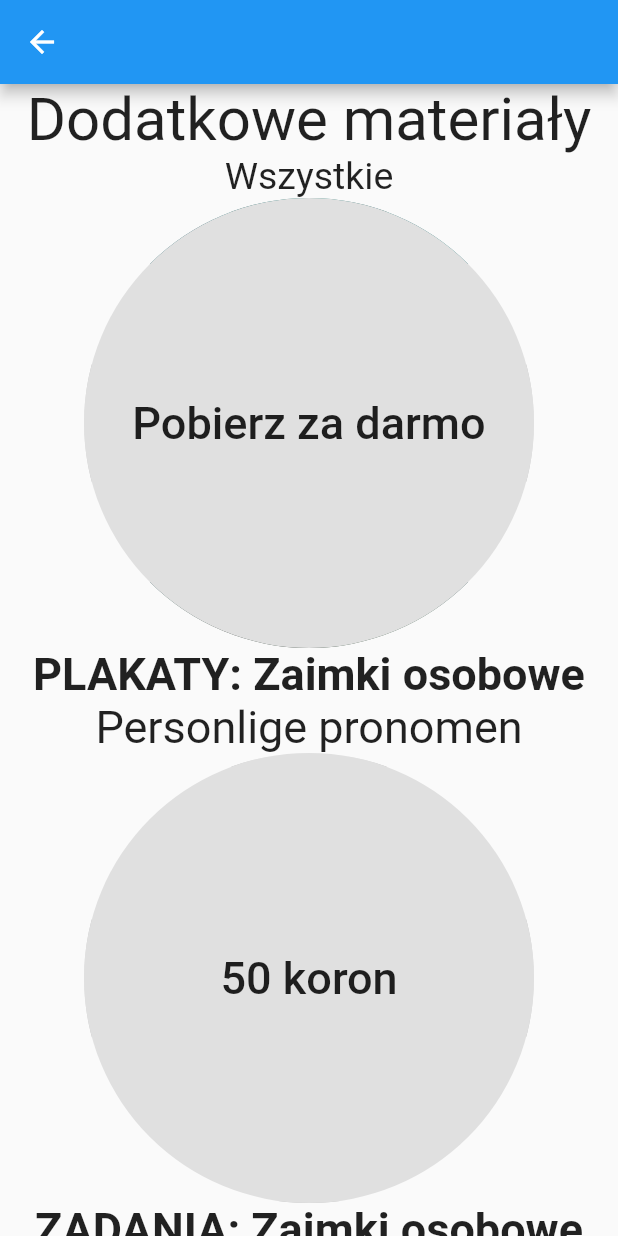
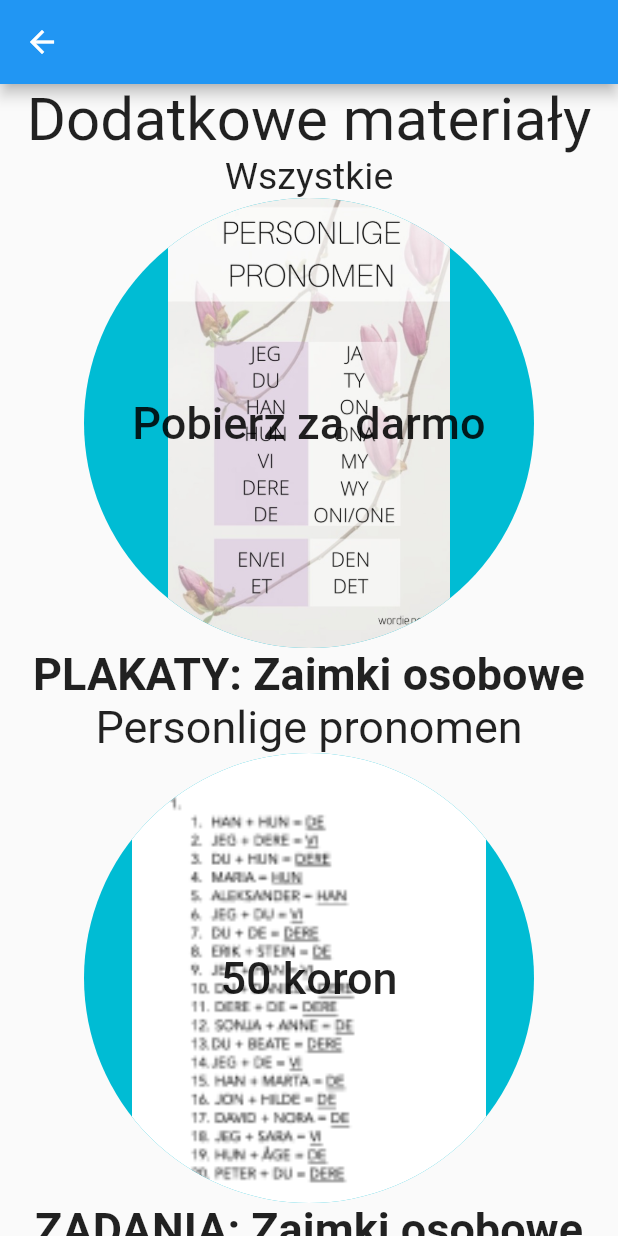
Before and after one commit to McTonderski/Wordie, a Flutter app: the AllAddonPage screen opened directly, on a phone screen of 412 x 824 dp. Run offline on Flutter 3.47's test engine with Material 2 defaults, Android fonts, the phone set to English and light mode, and no system bars.

```diff
--- a/lib/all_addon.dart
+++ b/lib/all_addon.dart
@@ -17,9 +17,16 @@ class _AllAddonPageState extends State<AllAddonPage> {
             child: Container(
               width: 300,
               height: 300,
+
               decoration: BoxDecoration(
-                  image: DecorationImage(image: AssetImage('assets/8_3.png'))),
-              child: RaisedButton(
+                  color: Colors.cyan,
+                  image: DecorationImage(
+                    image: AssetImage('assets/8_1.png'),
+                    fit: BoxFit.fitHeight
+                    )
+                    ),
+              child: FlatButton(
+
                 child: Text(
                   'Pobierz za darmo',
                   style: TextStyle(fontSize: 30),
@@ -44,8 +51,14 @@ class _AllAddonPageState extends State<AllAddonPage> {
             child: Container(
               width: 300,
               height: 300,
-              //decoration
-              child: RaisedButton(
+              decoration: BoxDecoration(
+                  color: Colors.cyan,
+                  image: DecorationImage(
+                    image: AssetImage('assets/8_2.png'),
+                    fit: BoxFit.fitHeight
+                    )
+                    ),
+              child: FlatButton(
                 child: Text(
                   '50 koron',
                   style: TextStyle(fontSize: 30),
@@ -70,8 +83,14 @@ class _AllAddonPageState extends State<AllAddonPage> {
             child: Container(
               width: 300,
               height: 300,
-              //decoration
-              child: RaisedButton(
+              decoration: BoxDecoration(
+                  color: Colors.cyan,
+                  image: DecorationImage(
+                    image: AssetImage('assets/8_3.png')
+                    ,fit: BoxFit.fitHeight
+                    )
+                    ),
+              child: FlatButton(
                 child: Text(
                   'Pobierz za darmo',
                   style: TextStyle(fontSize: 30),
@@ -117,7 +136,8 @@ class _AllAddonPageState extends State<AllAddonPage> {
                 )
               ],
             ),
-            Center(child: LayoutBuilder(builder: (context, constraints) {
+            Center(child:
+            LayoutBuilder(builder: (context, constraints) {
               if (constraints.maxWidth > 600) {
                 return SingleChildScrollView(
                     scrollDirection: Axis.horizontal,
```
